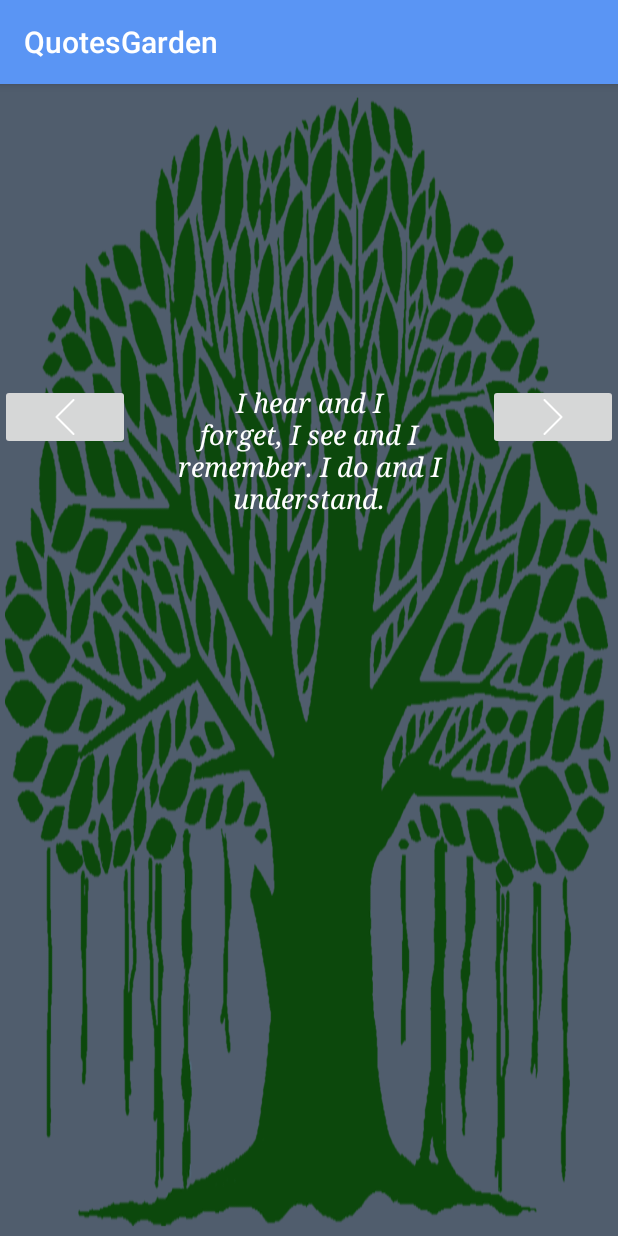
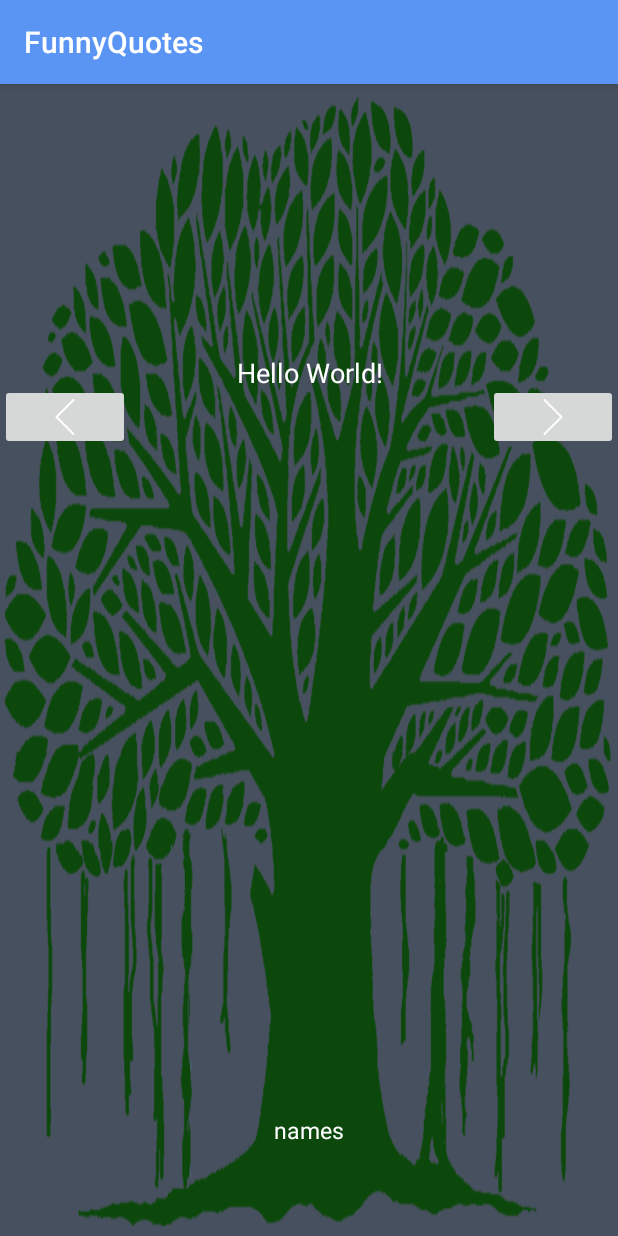
Before and after one commit to gurbaaj/QuotesGarden, an Android app: the screen it shows after launch (MainActivity), on a phone screen of 412 x 824 dp. Run offline under Robolectric (Android 15) with nearby library versions, the phone set to English and light mode, and no system bars; Roboto replaces fonts that are not available here; 13 statements that could not run were skipped.

Commit message:
Added more quotes

```diff
--- a/app/build.gradle
+++ b/app/build.gradle
@@ -27,4 +27,5 @@ dependencies {
     compile 'com.android.support:appcompat-v7:25.2.0'
     compile 'com.android.support.constraint:constraint-layout:1.0.2'
     testCompile 'junit:junit:4.12'
+    compile 'com.readystatesoftware.sqliteasset:sqliteassethelper:+'
 }
--- /dev/null
+++ b/app/src/main/java/androiddev/quotesgarden/DatabaseAccess.java
@@ -0,0 +1,86 @@
+package androiddev.quotesgarden;
+
+/**
+ * Created by Gurpreet on 14-03-2017.
+ */
+
+import android.content.Context;
+import android.database.Cursor;
+import android.database.sqlite.SQLiteDatabase;
+import android.database.sqlite.SQLiteOpenHelper;
+
+import java.util.ArrayList;
+import java.util.List;
+
+public class DatabaseAccess {
+    private SQLiteOpenHelper openHelper;
+    private SQLiteDatabase database;
+    private static DatabaseAccess instance;
+
+    /**
+     * Private constructor to aboid object creation from outside classes.
+     *
+     * @param context
+     */
+    private DatabaseAccess(Context context) {
+        this.openHelper = new DatabaseOpenHelper(context);
+    }
+
+    /**
+     * Return a singleton instance of DatabaseAccess.
+     *
+     * @param context the Context
+     * @return the instance of DabaseAccess
+     */
+    public static DatabaseAccess getInstance(Context context) {
+        if (instance == null) {
+            instance = new DatabaseAccess(context);
+        }
+        return instance;
+    }
+
+    /**
+     * Open the database connection.
+     */
+    public void open() {
+        this.database = openHelper.getWritableDatabase();
+    }
+
+    /**
+     * Close the database connection.
+     */
+    public void close() {
+        if (database != null) {
+            this.database.close();
+        }
+    }
+
+    /**
+     * Read all quotes from the database.
+     *
+     * @return a List of quotes
+     */
+    public List<String> getQuotes() {
+        List<String> list = new ArrayList<>();
+        Cursor cursor = database.rawQuery("SELECT quote FROM quotes", null);
+        cursor.moveToFirst();
+        while (!cursor.isAfterLast()) {
+            list.add(cursor.getString(0));
+            cursor.moveToNext();
+        }
+        cursor.close();
+        return list;
+    }
+
+    public List<String> getNames() {
+        List<String> list = new ArrayList<>();
+        Cursor cursor = database.rawQuery("SELECT name FROM quotes", null);
+        cursor.moveToFirst();
+        while (!cursor.isAfterLast()) {
+            list.add(cursor.getString(0));
+            cursor.moveToNext();
+        }
+        cursor.close();
+        return list;
+    }
+}
--- a/app/src/main/java/androiddev/quotesgarden/MainActivity.java
+++ b/app/src/main/java/androiddev/quotesgarden/MainActivity.java
@@ -1,86 +1,138 @@
 package androiddev.quotesgarden;
 
+import android.graphics.Typeface;
+import android.os.Bundle;
 import android.support.v7.app.AppCompatActivity;
-import android.os.Bundle;
+import android.view.GestureDetector;
+import android.view.MotionEvent;
 import android.view.View;
 import android.widget.ImageButton;
 import android.widget.TextView;
 import android.widget.Toast;
 
-public class MainActivity extends AppCompatActivity  {
+import java.util.ArrayList;
+import java.util.List;
 
-    String[] Quotes = {"I hear and I forget, I see and I remember. I do and I understand.",
-            "Wherever you go, go with all your heart.", "Everything you can imagine is real.",
-    "The Way that can be walked is not the eternal Way.","The Way is empty, yet inexhaustible, like an abyss!"
-    ,"Obscure, like muddy waters.","The Way is eternal. Until your last day, you are free from peril.",
-    "I do not know its name. I call it the Way. For the lack of better words I call it great.",
-            "The Way is ever nameless.",
-            "The great Way is all-pervading. It reaches to the left and to the right. All things depend on it with their existence. Still it demands no obedience.",
-    "Words spoken about the Way have no taste. When looked at, there’s not enough to see. When listened to, there’s not enough to hear. When used, it is never exhausted.",
-            "Returning is the movement of the Way.","The light of the Way seems dim.",
-            "The progress of the Way seems retreating.","The straightness of the Way seems curved.",
-    "The Way is hidden and nameless. Still only the Way nourishes and completes.",
-            "Heaven’s net is very vast. It is sparsely meshed, yet nothing slips through.",
-    "The nameless is the beginning of Heaven and Earth. The named is the mother of all things.",
-    "There was something that finished chaos, born before Heaven and Earth.",
-    "All things in the world are born out of being. Being is born out of non-being.",
-    "Can you make your soul embrace the One and not lose it?",
-            "Hold on to the ancient Way to master the present, and to learn the distant beginning.",
-    "Knowledge of the eternal is all-embracing. To be all-embracing leads to righteousness, which is majestic.",
-    "I alone am different from the others, because I am nourished by the great mother.",
-            "The greatest virtue is to follow the Way utterly.",
-            "The sage embraces the one, and is an example to the world.",
-    "If I have just an ounce of sense, I follow the great Way, and fear only to stray from it.",
-    "Profound virtue is indeed deep and wide. It leads all things back to the great order.",
-    "When the great Tao is abandoned, benevolence and righteousness arise.",
-    "Things exalted then decay. This is going against the Way. What goes against the Way meets an early end.",
-    "The great Way is very straight, but people prefer to deviate.",
-    "When wisdom and knowledge appear, great pretense arises.",
-    "Those who understand others are clever, those who understand themselves are wise.",
-    "The more clever and cunning people are, the stranger the events will be.",
-    "People are difficult to rule, because of their knowledge.",
-            "Not knowing of the eternal leads to unfortunate errors.",
-            "Those who know it do not speak about it. Those who speak about it do not know it."};
-    private TextView quoteView;
-    ImageButton left,right;
+public class MainActivity extends AppCompatActivity implements GestureDetector.OnGestureListener{
+
+    private TextView quoteView,nameView;
+    ImageButton left, right;
     int position = 0;
+    GestureDetector gestureDetector;
+    List<String> quotes,names;
+
 
     @Override
     protected void onCreate(Bundle savedInstanceState) {
         super.onCreate(savedInstanceState);
         setContentView(R.layout.activity_main);
         quoteView = (TextView) findViewById(R.id.tvQuote);
-        left = (ImageButton)findViewById(R.id.ibLeft);
-        right = (ImageButton)findViewById(R.id.ibRight);
-        quoteView.setText(Quotes[position]);
+        nameView = (TextView)findViewById(R.id.comedianName);
+        left = (ImageButton) findViewById(R.id.ibLeft);
+        right = (ImageButton) findViewById(R.id.ibRight);
+        quotes = new ArrayList<>();
+        names = new ArrayList<>();
+        gestureDetector = new GestureDetector(MainActivity.this,MainActivity.this);
+        DatabaseAccess databaseAccess = DatabaseAccess.getInstance(this);
+        databaseAccess.open();
+        quotes = databaseAccess.getQuotes();
+        names = databaseAccess.getNames();
+        databaseAccess.close();
+        Typeface customFont = Typeface.createFromAsset(getAssets(),"fonts/lato.ttf");
+        quoteView.setTypeface(customFont);
+        quoteView.setText(quotes.get(position));
+        nameView.setText(names.get(position));
 
         left.setOnClickListener(new View.OnClickListener() {
             @Override
             public void onClick(View view) {
-                if(position!=0){
+                if (position != 0) {
                     position--;
-                    quoteView.setText(Quotes[position]);
+                    quoteView.setText(quotes.get(position));
+                    nameView.setText(names.get(position));
                     right.setVisibility(View.VISIBLE);
-                }
-                else{
-                    Toast.makeText(getApplicationContext(),"First Quote ",Toast.LENGTH_SHORT).show();
+                } else {
+                    Toast.makeText(getApplicationContext(), "First Quote ", Toast.LENGTH_SHORT).show();
                 }
             }
         });
         right.setOnClickListener(new View.OnClickListener() {
             @Override
             public void onClick(View view) {
-                if(position<Quotes.length-1){
+                if (position < quotes.size() - 1) {
                     position++;
-                    quoteView.setText(Quotes[position]);
-
+                    quoteView.setText(quotes.get(position));
+                    nameView.setText(names.get(position));
+                } else if ((position + 1) == quotes.size()) {
+                    right.setVisibility(View.GONE);
+                    Toast.makeText(getApplicationContext(), "Last Quote", Toast.LENGTH_SHORT).show();
                 }
-                else if((position+1) == Quotes.length){
-                    right.setVisibility(View.GONE);
-                    Toast.makeText(getApplicationContext(),"Last Quote",Toast.LENGTH_SHORT).show();
-                }
-                }
+            }
         });
     }
 
+    @Override
+    public boolean onDown(MotionEvent motionEvent) {
+        return false;
     }
+
+    @Override
+    public void onShowPress(MotionEvent motionEvent) {
+
+    }
+
+    @Override
+    public boolean onSingleTapUp(MotionEvent motionEvent) {       return true;    }
+
+    @Override
+    public boolean onScroll(MotionEvent motionEvent, MotionEvent motionEvent1, float v, float v1) {
+        return false;
+    }
+
+    @Override
+    public void onLongPress(MotionEvent motionEvent) {
+
+    }
+
+    @Override
+    public boolean onFling(MotionEvent motionEvent1, MotionEvent motionEvent2, float X, float Y) {
+        if(motionEvent1.getX() - motionEvent2.getX() > 50){
+
+            if (position < quotes.size() - 1) {
+                position++;
+                quoteView.setText(quotes.get(position));
+                nameView.setText(names.get(position));
+            } else if ((position + 1) == quotes.size()) {
+                right.setVisibility(View.GONE);
+                Toast.makeText(getApplicationContext(), "Last Quote", Toast.LENGTH_SHORT).show();
+            }
+            return true;
+        }
+        if(motionEvent2.getX() - motionEvent1.getX() > 50) {
+
+            if (position != 0) {
+                position--;
+                quoteView.setText(quotes.get(position ));
+                nameView.setText(names.get(position));
+                right.setVisibility(View.VISIBLE);
+            } else {
+                Toast.makeText(getApplicationContext(), "First Quote ", Toast.LENGTH_SHORT).show();
+            }
+
+            return true;
+        }
+        else{
+            return true;
+        }
+
+
+    }
+    @Override
+    public boolean onTouchEvent(MotionEvent motionEvent) {
+
+        // TODO Auto-generated method stub
+
+        return gestureDetector.onTouchEvent(motionEvent);
+    }
+
+}
--- a/app/src/main/res/layout/activity_main.xml
+++ b/app/src/main/res/layout/activity_main.xml
@@ -4,7 +4,7 @@
     xmlns:tools="http://schemas.android.com/tools"
     android:layout_width="match_parent"
     android:layout_height="match_parent"
-    android:background="#505d6d"
+    android:background="#47505e"
     android:orientation="horizontal"
     android:weightSum="3"
     tools:context="androiddev.quotesgarden.MainActivity">
@@ -15,19 +15,24 @@
         android:layout_height="match_parent"
         android:background="@drawable/tree">
 
+
         <android.support.v7.widget.AppCompatImageButton
             android:id="@+id/ibLeft"
-           android:layout_weight="1"
             android:layout_width="wrap_content"
             android:layout_height="wrap_content"
             android:layout_marginTop="200dp"
+            android:layout_weight="1"
             android:src="@drawable/ic_back" />
+
+        <RelativeLayout
+            android:layout_width="wrap_content"
+            android:layout_height="match_parent"
+            android:layout_weight="1">
 
             <TextView
                 android:id="@+id/tvQuote"
                 android:layout_width="200dp"
                 android:layout_height="wrap_content"
-            android:layout_marginTop="200dp"
                 android:layout_weight="1"
                 android:gravity="center"
                 android:paddingLeft="30dp"
@@ -36,8 +41,23 @@
                 android:textColor="#FFFFFF"
                 android:textSize="18sp"
                 android:textStyle="italic"
-            android:typeface="serif" />
+                android:typeface="serif"
+                android:layout_marginTop="180dp"
+                android:layout_centerHorizontal="true"
+                android:layout_marginBottom="57dp" />
 
+            <TextView
+                android:id="@+id/comedianName"
+                android:layout_width="wrap_content"
+                android:layout_height="wrap_content"
+                android:text="names"
+                android:textColor="#ffffff"
+                android:textSize="15sp"
+                android:layout_marginBottom="60dp"
+              android:layout_alignParentBottom="true"
+                android:layout_centerHorizontal="true" />
+
+        </RelativeLayout>
 
         <android.support.v7.widget.AppCompatImageButton
             android:id="@+id/ibRight"
@@ -47,7 +67,6 @@
             android:layout_weight="1"
             android:src="@drawable/ic_next" />
 
-
     </LinearLayout>
 
 
--- a/app/src/main/res/values/strings.xml
+++ b/app/src/main/res/values/strings.xml
@@ -1,3 +1,3 @@
 <resources>
-    <string name="app_name">QuotesGarden</string>
+    <string name="app_name">FunnyQuotes</string>
 </resources>
```
Also changed, not shown: app/src/main/java/androiddev/quotesgarden/DatabaseOpenHelper.java (added, +19 -0 lines), app/src/main/assets/fonts/sfns.ttf (added), 2 other files. Lines whose indentation alone changed are shown as unchanged.
